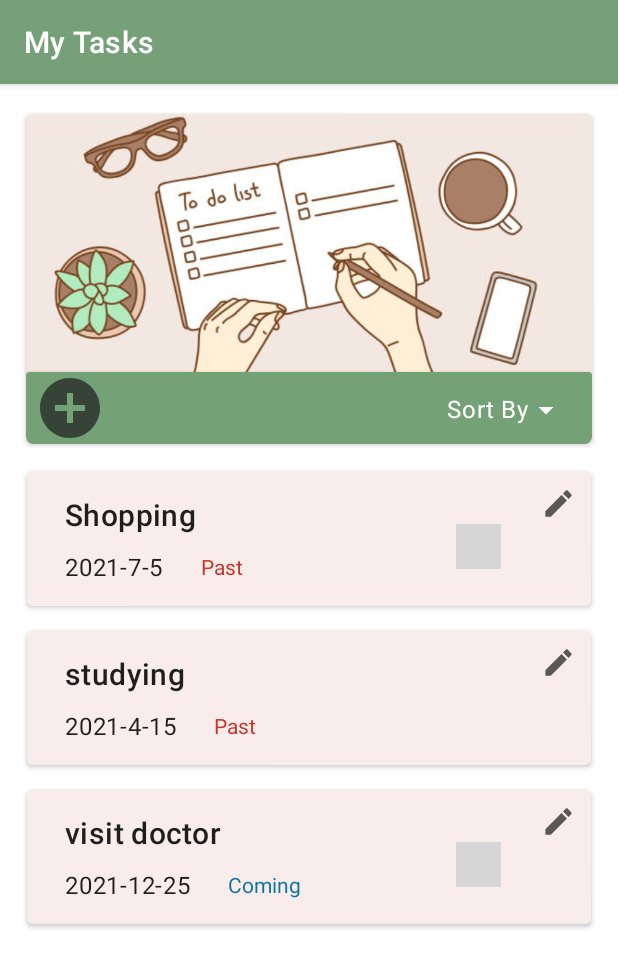
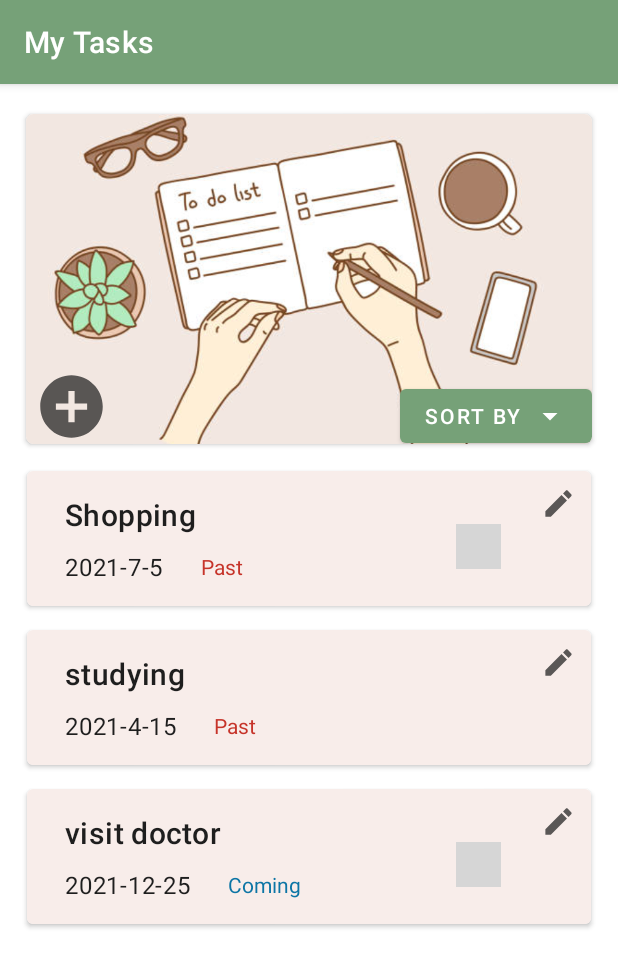
Before and after one commit to reem-altammami/ToDoListApp, an Android app: the screen it shows after launch (MainActivity), on a phone screen of 412 x 824 dp. Shown: the top 967 px of the screen. Run offline under Robolectric (Android 15) with nearby library versions, the phone set to English and light mode, and no system bars; our stand-ins replace data binding, navigation-ui; grey boxes are pictures that could not be loaded.

Commit message:
edit scrollView

```diff
--- a/app/src/main/java/com/example/todolistapp/TaskListFragment.kt
+++ b/app/src/main/java/com/example/todolistapp/TaskListFragment.kt
@@ -42,7 +42,7 @@ class TaskListFragment : Fragment() {
     }
 
     override fun onViewCreated(view: View, savedInstanceState: Bundle?) {
-        binding.myButton.setOnClickListener { showPopupMenu(binding.myButton) }
+        binding.sortButton.setOnClickListener { showPopupMenu(binding.sortButton) }
         sortedList = data
         binding.apply {
             binding.viewModel = sharedViewModel
@@ -75,35 +75,35 @@ class TaskListFragment : Fragment() {
                 R.id.sort_iscomplate -> {
                     sortedList = data.filter { it -> it.isComplete == true }
                     recyclerView.adapter = ToDoAdapter(this.requireContext(), sortedList)
-                    binding.myButton.text = getString(R.string.don)
+                    binding.sortButton.text = getString(R.string.don)
 
                 }
                 R.id.sort_isPast -> {
                     sortedList = data.filter { it -> it.isPast == false }
                     recyclerView.adapter = ToDoAdapter(this.requireContext(), sortedList)
-                    binding.myButton.text = getString(R.string.coming)
+                    binding.sortButton.text = getString(R.string.coming)
                 }
                 R.id.sort_alpha -> {
                     sortedList = data.sortedBy { it.title.toLowerCase() }
                     recyclerView.adapter = ToDoAdapter(this.requireContext(), sortedList)
-                    binding.myButton.text = getString(R.string.alpha)
+                    binding.sortButton.text = getString(R.string.alpha)
 
                 }
                 R.id.sort_due -> {
                     sortedList = data.sortedBy { SimpleDateFormat("yyyy-MM-dd").parse(it.dueDate) }
                     recyclerView.adapter = ToDoAdapter(this.requireContext(), sortedList)
-                    binding.myButton.text = getString(R.string.due_date_menu)
+                    binding.sortButton.text = getString(R.string.due_date_menu)
                 }
                 R.id.sort_cration -> {
                     sortedList =
                         data.sortedBy { SimpleDateFormat("yyyy-MM-dd").parse(it.creationDate!!) }
                     recyclerView.adapter = ToDoAdapter(this.requireContext(), sortedList)
-                    binding.myButton.text = getString(R.string.creation_date_menu)
+                    binding.sortButton.text = getString(R.string.creation_date_menu)
                 }
                 R.id.un_sorted -> {
                     sortedList = data
                     recyclerView.adapter = ToDoAdapter(this.requireContext(), sortedList)
-                    binding.myButton.text = getString(R.string.reset)
+                    binding.sortButton.text = getString(R.string.reset)
                 }
 
             }
--- a/app/src/main/res/layout/fragment_task_list.xml
+++ b/app/src/main/res/layout/fragment_task_list.xml
@@ -1,7 +1,8 @@
 <?xml version="1.0" encoding="utf-8"?>
-<layout xmlns:tools="http://schemas.android.com/tools"
-    xmlns:app="http://schemas.android.com/apk/res-auto"
-    xmlns:android="http://schemas.android.com/apk/res/android">
+
+<layout xmlns:android="http://schemas.android.com/apk/res/android"
+    xmlns:tools="http://schemas.android.com/tools"
+    xmlns:app="http://schemas.android.com/apk/res-auto">
 
     <data>
         <variable
@@ -12,14 +13,12 @@
             type="com.example.todolistapp.TaskListFragment" />
     </data>
 
-    <ScrollView
-        android:layout_width="match_parent"
-        android:layout_height="match_parent">
-
     <androidx.constraintlayout.widget.ConstraintLayout
         android:layout_height="match_parent"
         android:layout_width="match_parent"
-            android:padding="10dp"
+        android:paddingTop="10dp"
+        android:paddingStart="10dp"
+        android:paddingEnd="10dp"
         tools:context=".TaskListFragment">
 
         <androidx.cardview.widget.CardView
@@ -31,63 +30,51 @@
             android:layout_marginStart="7dp"
             android:layout_marginEnd="7dp"
             android:layout_width="match_parent"
-                android:layout_height="wrap_content">
+            android:layout_height="220dp">
 
             <androidx.constraintlayout.widget.ConstraintLayout
                 android:id="@+id/img"
                 android:layout_width="match_parent"
-                    android:layout_height="220dp">
-                    <androidx.cardview.widget.CardView
-                        app:layout_constraintBottom_toBottomOf="parent"
-                        app:layout_constraintStart_toStartOf="parent"
-                        android:layout_width="match_parent"
-                        android:layout_height="wrap_content"
-                        android:padding="0dp"
-                        android:backgroundTint="#75A177">
-                        <ImageView
-                            android:id="@+id/add"
-                            android:layout_width="48dp"
-                            android:layout_height="48dp"
-                            android:layout_marginStart="5dp"
-                            android:onClick="@{()-> listTaskFragment.addNewTask()}"
-                            app:srcCompat="@drawable/ic_baseline_add_circle_24" />
+                android:layout_height="match_parent">
 
-
-                        <TextView
-                            android:layout_width="wrap_content"
-                            android:id="@+id/my_button"
-                            android:padding="0dp"
-                            android:layout_height="wrap_content"
-                            android:layout_marginStart="280dp"
-                            android:layout_marginTop="13dp"
-                            android:textAlignment="viewEnd"
-                            android:drawableEnd="@drawable/ic_arrow_drop_down"
-                            android:textAppearance="@style/TextAppearance.MaterialComponents.Body1"
-                            android:text="Sort By"
-                            android:textColor="@color/white"
-                             />
-
-
-                    </androidx.cardview.widget.CardView>
                 <ImageView
                     android:id="@+id/image"
                     app:layout_constraintTop_toTopOf="parent"
                     app:layout_constraintStart_toStartOf="parent"
                     android:layout_width="match_parent"
-                        android:layout_height="match_parent"
+                    android:layout_height="wrap_content"
                     app:srcCompat="@drawable/todo"
                     android:scaleType="centerCrop" />
 
+                <Button
+                    android:id="@+id/sort_button"
+                    android:text="Sort By"
+                    android:drawableEnd="@drawable/ic_arrow_drop_down"
+                    app:layout_constraintBottom_toBottomOf="parent"
+                    android:layout_marginBottom="-5dp"
+                    app:layout_constraintEnd_toEndOf="parent"
+                    android:layout_width="wrap_content"
+                    android:layout_height="wrap_content" />
+
+                <ImageView
+                    android:layout_marginTop="190dp"
+                    app:layout_constraintBottom_toBottomOf="parent"
+                    app:layout_constraintStart_toStartOf="parent"
+                    android:id="@+id/add"
+                    android:clickable="true"
+                    android:layout_width="50dp"
+                    android:layout_height="50dp"
+                    android:layout_marginStart="5dp"
+                    android:onClick="@{()-> listTaskFragment.addNewTask()}"
+                    app:srcCompat="@drawable/ic_baseline_add_circle_24" />
             </androidx.constraintlayout.widget.ConstraintLayout>
 
-
         </androidx.cardview.widget.CardView>
-<androidx.constraintlayout.widget.ConstraintLayout
+<ScrollView
     android:layout_width="match_parent"
-    android:layout_height="match_parent"
-    app:layout_constraintTop_toBottomOf="@id/image_card">
+    android:layout_height="match_parent"/>
         <androidx.recyclerview.widget.RecyclerView
-                android:layout_marginTop="10dp"
+            android:layout_marginTop="240dp"
             app:layout_constraintTop_toTopOf="parent"
             app:layout_constraintStart_toStartOf="parent"
             android:id="@+id/recycler_view"
@@ -96,6 +83,4 @@
             app:layoutManager="androidx.recyclerview.widget.LinearLayoutManager"
             android:scrollbars="vertical" />
     </androidx.constraintlayout.widget.ConstraintLayout>
-        </androidx.constraintlayout.widget.ConstraintLayout>
-    </ScrollView>
 </layout>
--- a/app/src/main/res/values/strings.xml
+++ b/app/src/main/res/values/strings.xml
@@ -23,7 +23,7 @@
     <string name="don">Don</string>
     <string name="alpha">A-Z</string>
     <string name="reset">Reset</string>
-    <string name="creation_date_menu">Cration Date</string>
+    <string name="creation_date_menu">Creation Date</string>
     <string name="due_date_menu">Due Date</string>
 
 
```
Lines whose indentation alone changed are shown as unchanged.
